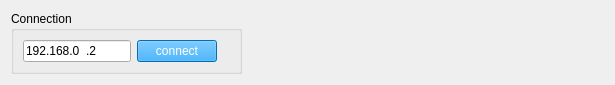
Qt form src/edcon/gui/ui/connection.ui (Festo-se/festo-edcon) before a commit.
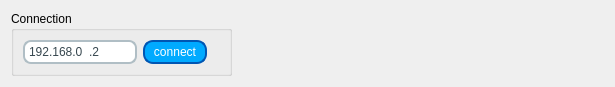
The same form after that commit. Icons and pictures are not drawn.

Diff of the .ui file:
```diff
--- a/src/edcon/gui/ui/connection.ui
+++ b/src/edcon/gui/ui/connection.ui
@@ -10,7 +10,7 @@
     <x>0</x>
     <y>0</y>
     <width>615</width>
-    <height>79</height>
+    <height>82</height>
    </rect>
   </property>
   <property name="windowTitle">
@@ -31,6 +31,20 @@
           <verstretch>0</verstretch>
          </sizepolicy>
         </property>
+        <property name="styleSheet">
+         <string notr="true">QLineEdit {
+    border: 2px solid #B0BEC5; /* Hellgrauer Rand */
+    border-radius: 8px; /* Abgerundete Ecken */
+    padding: 2px; /* Innenabstand für Text */
+    background-color: white; /* Helle Hintergrundfarbe */
+    color: #37474F; /* Dunkelgraue Schriftfarbe */
+}
+
+QLineEdit:hover {
+    border-color: #78909C; /* Dunklerer Rand beim Darüberfahren */
+}
+</string>
+        </property>
         <property name="inputMask">
          <string>000.000.000.000</string>
         </property>
@@ -45,8 +59,25 @@
       <item>
        <widget class="QPushButton" name="button_connect">
         <property name="styleSheet">
-         <string notr="true">background-color: rgb(0, 153, 255);
-color: rgb(255, 255, 255);</string>
+         <string notr="true">QPushButton {
+    background-color: rgb(0, 170, 255);
+    color: white; /* Weiße Schrift */
+    border-style: solid;
+    border-width: 2px;
+    border-radius: 10px; /* Abgerundete Ecken */
+    border-color: #0056b3; /* Dunkleres Blau für den Rand */
+
+    min-width: 60px; /* Minimale Breite des Buttons */
+    min-height: 20px; /* Minimale Höhe des Buttons */
+}
+
+QPushButton:hover {
+    background-color: #0056b3; /* Dunkleres Blau beim Darüberfahren */
+}
+
+QPushButton:pressed {
+    background-color: #004099; /* Noch dunkleres Blau beim Klicken */
+}</string>
         </property>
         <property name="text">
          <string>connect</string>
```
